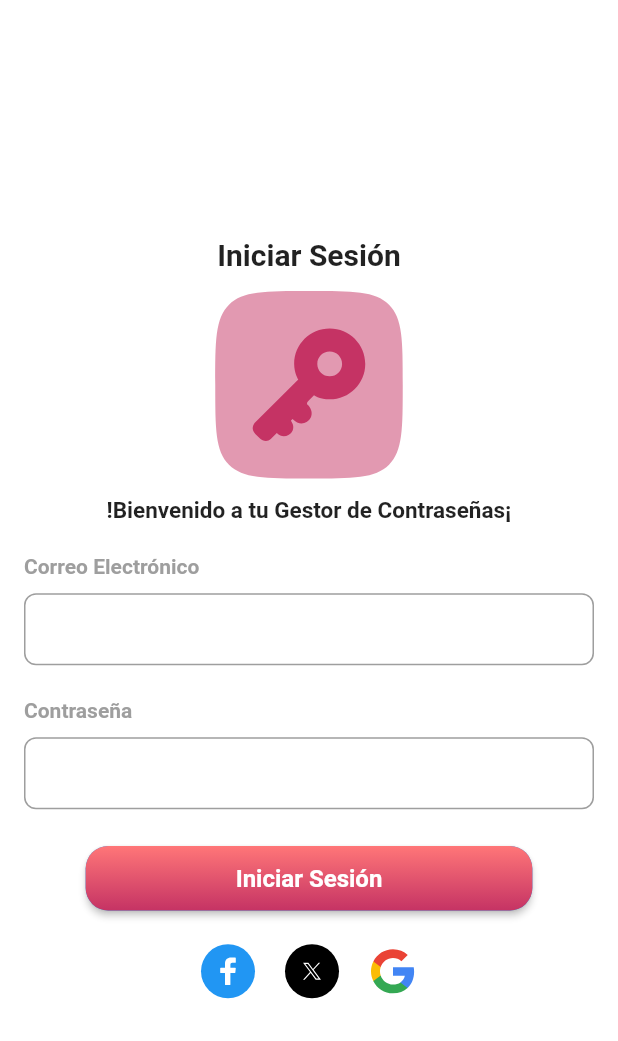
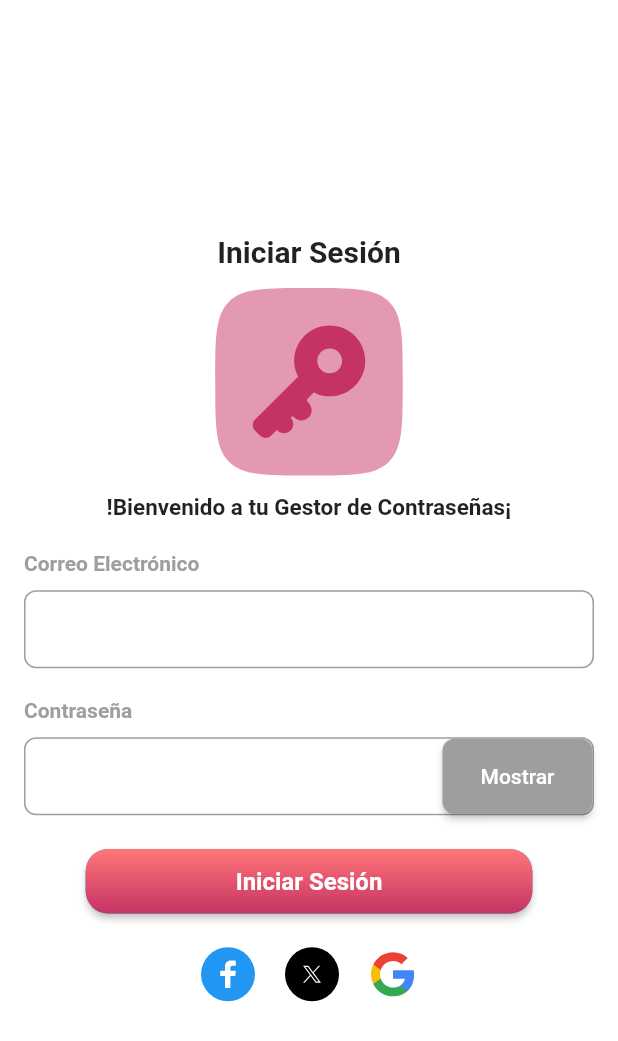
Before and after one commit to GEnriqueGT/encryption_flutter, a Flutter app: the screen it shows after launch, on a phone screen of 412 x 824 dp. Shown: the top 1041 px of the screen. Run offline on Flutter 3.47's test engine with Material 2 defaults, Android fonts, the phone set to English and light mode, and no system bars; our stand-ins replace cloud_firestore, dio, equatable, firebase_auth, firebase_core, flutter_bloc and 2 more; accounts and stored records are empty; Roboto replaces fonts that are missing (DM Sans).

Commit message:
agregado logos en input, boton de mostrar al tener obscure y bloc en crear password

```diff
--- a/lib/common/widgets/custom_text_field.dart
+++ b/lib/common/widgets/custom_text_field.dart
@@ -1,17 +1,38 @@
 import 'package:flutter/material.dart';
 import 'package:password_manager/resources/colours.dart';
 
-class CustomTextField extends StatelessWidget {
+class CustomTextField extends StatefulWidget {
   final String label;
   final bool obscureText;
   final TextEditingController controller;
+  final IconData? icon;
 
   const CustomTextField({
-    super.key,
+    Key? key,
     required this.label,
     this.obscureText = false,
-    required this.controller
+    required this.controller,
+    this.icon,
+  }) : super(key: key);
+
+  @override
+  _CustomTextFieldState createState() => _CustomTextFieldState();
+}
+
+class _CustomTextFieldState extends State<CustomTextField> {
+  final FocusNode _focusNode = FocusNode();
+  bool _isFocused = false;
+  bool _obscureText = true; // Estado del campo de texto de contraseña
+
+  @override
+  void initState() {
+    super.initState();
+    _focusNode.addListener(() {
+      setState(() {
+        _isFocused = _focusNode.hasFocus;
       });
+    });
+  }
 
   @override
   Widget build(BuildContext context) {
@@ -19,32 +40,72 @@ class CustomTextField extends StatelessWidget {
       crossAxisAlignment: CrossAxisAlignment.start,
       children: <Widget>[
         Text(
-          label,
+          widget.label,
           style: const TextStyle(
             color: Colors.grey,
             fontFamily: 'DM Sans',
-            fontWeight: FontWeight.bold
+            fontWeight: FontWeight.bold,
           ),
         ),
-        const SizedBox(height: 10,),
-        SizedBox(
+        const SizedBox(height: 10),
+        Container(
+          decoration: BoxDecoration(
+            borderRadius: BorderRadius.circular(8.0),
+            border: Border.all(
+              color: _isFocused ? redPink : Colors.grey,
+            ),
+          ),
+          child: SizedBox(
             height: 50.0,
             child: TextFormField(
-            controller: controller,
-            obscureText: obscureText,
+              controller: widget.controller,
+              obscureText: _obscureText,
+              focusNode: _focusNode,
               decoration: InputDecoration(
                 contentPadding: const EdgeInsets.only(bottom: 10, left: 10),
                 focusedBorder: OutlineInputBorder(
                   borderSide: const BorderSide(
-                  color: redPink,
+                    color: Colors.transparent,
                   ),
                   borderRadius: BorderRadius.circular(8.0),
                 ),
                 enabledBorder: OutlineInputBorder(
                   borderSide: const BorderSide(
-                  color: Colors.grey,
+                    color: Colors.transparent,
                   ),
                   borderRadius: BorderRadius.circular(8.0),
+                ),
+                prefixIcon: widget.icon != null
+                    ? Icon(
+                  widget.icon,
+                  color: _isFocused ? redPink : Colors.grey,
+                )
+                    : null,
+                suffixIcon: widget.obscureText
+                    ? SizedBox(
+                  height: 50.0, // Establecer la altura máxima
+                  child: ElevatedButton(
+                    onPressed: () {
+                      setState(() {
+                        _obscureText = !_obscureText;
+                      });
+                    },
+                    style: ElevatedButton.styleFrom(
+                      minimumSize: Size(100, 0),
+                      padding: EdgeInsets.zero, // Eliminar el relleno
+                      backgroundColor:
+                      _obscureText ? Colors.grey : redPink,
+                      shape: RoundedRectangleBorder(
+                        borderRadius: BorderRadius.circular(8.0),
+                      ),
+                    ),
+                    child: Text(
+                      _obscureText ? 'Mostrar' : 'Ocultar',
+                      style: TextStyle(fontSize: 14.0),
+                    ),
+                  ),
+                )
+                    : null,
               ),
             ),
           ),
@@ -52,4 +113,10 @@ class CustomTextField extends StatelessWidget {
       ],
     );
   }
+
+  @override
+  void dispose() {
+    _focusNode.dispose();
+    super.dispose();
   }
+}
--- a/lib/password-create/password_create_screen.dart
+++ b/lib/password-create/password_create_screen.dart
@@ -1,5 +1,5 @@
 import 'package:flutter/material.dart';
-import 'package:password_manager/password-create/widget/password-create-body.dart';
+import 'package:password_manager/password-create/widget/password_create_body.dart';
 
 class PasswordCreateScreen extends StatelessWidget {
   const PasswordCreateScreen({Key? key}) : super(key: key);
--- a/lib/password-create/widget/password-create-body.dart
+++ b/lib/password-create/widget/password_create_body.dart
@@ -97,15 +97,18 @@ class _PasswordCreateBodyState extends State<PasswordCreateBody> {
               CustomTextField(
                 label: 'Dirección del Sitio',
                 controller: urlController,
+                icon: Icons.public,
               ),
               CustomTextField(
                 label: 'Nombre de Usuario',
                 controller: userController,
+                icon: Icons.person,
               ),
               CustomTextField(
                 label: 'Contraseña',
                 obscureText: true,
                 controller: passwordController,
+                icon: Icons.key,
               ),
             ],
           ),
--- a/pubspec.yaml
+++ b/pubspec.yaml
@@ -44,6 +44,7 @@ dependencies:
   cloud_firestore: ^4.9.1
   google_sign_in: ^6.1.4
   firebase_core: ^2.15.1
+  toast: ^0.3.0
 
 dev_dependencies:
   flutter_test:
```
Also changed, not shown: lib/password-create/bloc/password_create_bloc.dart (added, +46 -0 lines), lib/password-create/bloc/password_create_event.dart (added, +15 -0 lines), lib/password-create/bloc/password_create_state.dart (added, +21 -0 lines), lib/password-preview/model/password_complete_model.dart (+22 -10 lines), pubspec.lock. Lines whose indentation alone changed are shown as unchanged.
